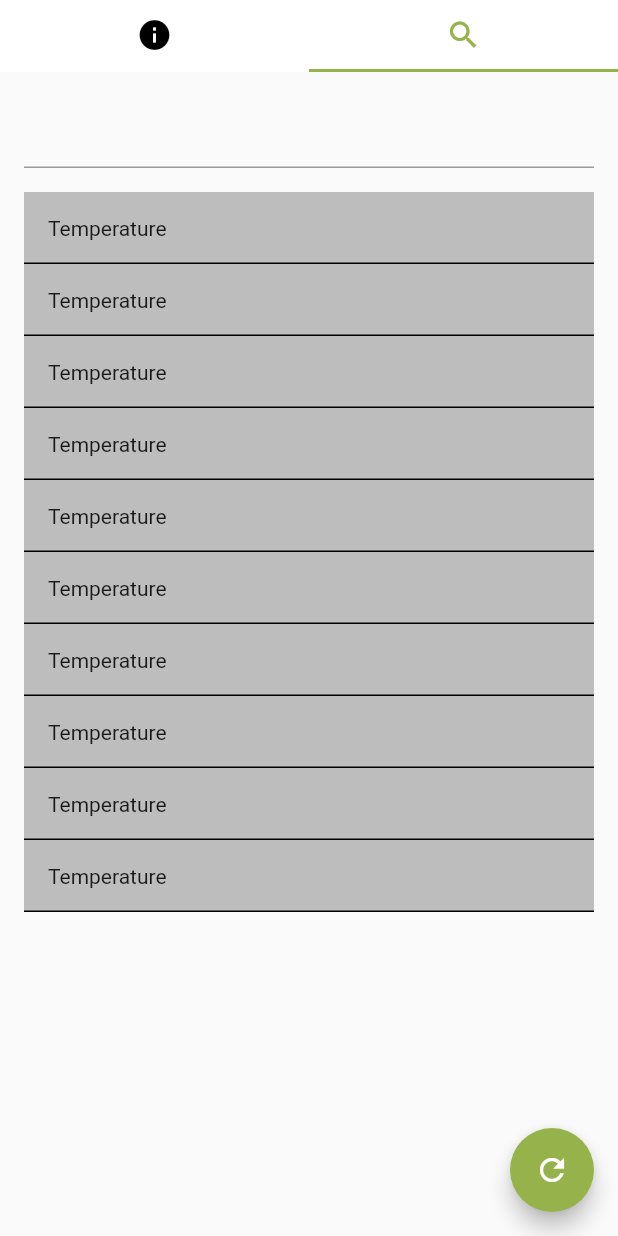
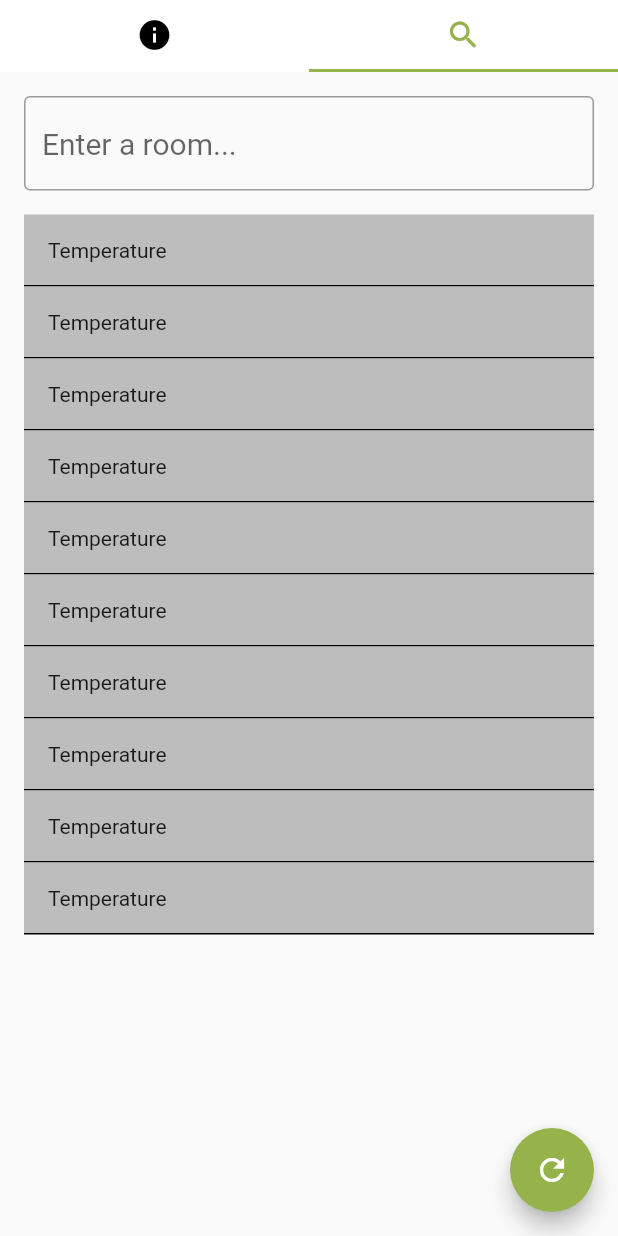
Before and after one commit to alwian/USB-Tour-App, a Flutter app: the UrbanObservatoryFragment screen opened directly, tab 2 chosen, on a phone screen of 412 x 824 dp. Run offline on Flutter 3.47's test engine with Material 2 defaults, Android fonts, the phone set to English and light mode, and no system bars.

Commit message:
Styled room input

```diff
--- a/lib/fragments/urban_observatory_fragment.dart
+++ b/lib/fragments/urban_observatory_fragment.dart
@@ -48,7 +48,16 @@ class UrbanObservatoryFragment extends StatelessWidget {
                         child: Container(
                           child: Column(
                             children: <Widget>[
-                              TextField(),
+                              TextField(
+                                style: TextStyle(
+                                  fontSize: 20.0
+                                ),
+                                decoration: InputDecoration(
+                                  border: OutlineInputBorder(),
+                                  hintText: 'Enter a room...',
+
+                                ),
+                              ),
                               Expanded(
                                 child: Padding(
                                   padding: EdgeInsets.only(top: 16.0),
```
